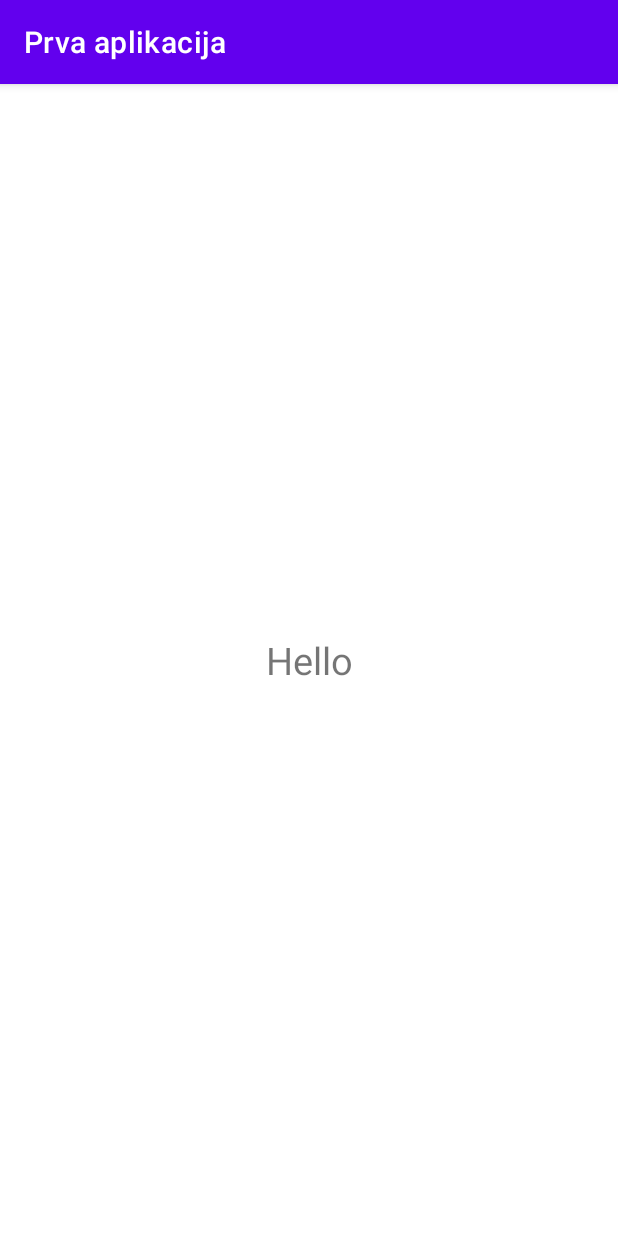
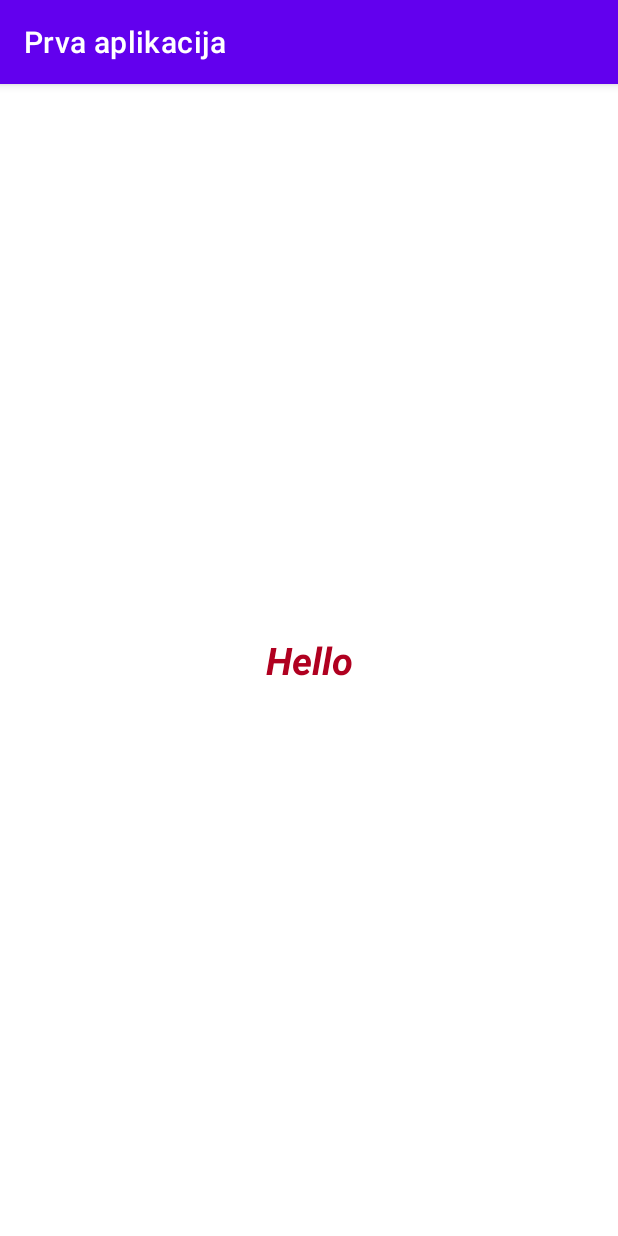
Before and after one commit to KHegedus1/Kotlin-pocetakRada, an Android app: the screen it shows after launch (MainActivity), on a phone screen of 412 x 824 dp. Run offline under Robolectric (Android 15) with nearby library versions, the phone set to English and light mode, and no system bars.

Commit message:
font,italic,boja

```diff
--- a/app/src/main/res/layout/activity_main.xml
+++ b/app/src/main/res/layout/activity_main.xml
@@ -10,7 +10,9 @@
         android:layout_width="wrap_content"
         android:layout_height="wrap_content"
         android:text="Hello"
+        android:textColor="@color/design_default_color_error"
         android:textSize="25sp"
+        android:textStyle="bold|italic"
         app:layout_constraintBottom_toBottomOf="parent"
         app:layout_constraintLeft_toLeftOf="parent"
         app:layout_constraintRight_toRightOf="parent"
```
